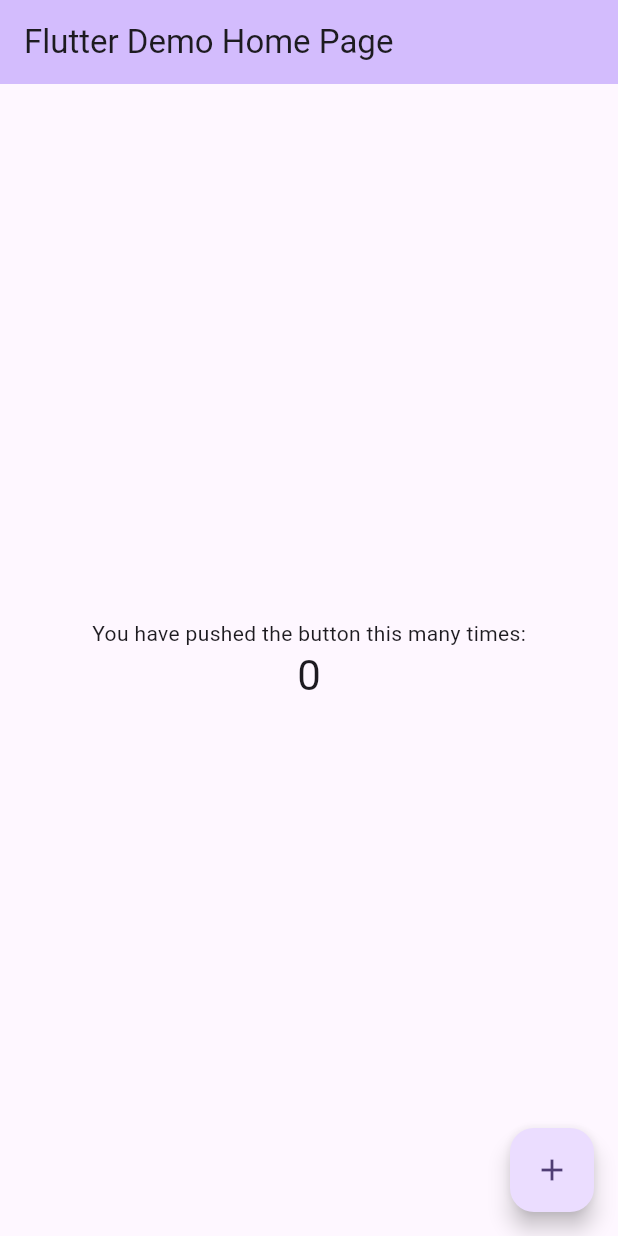
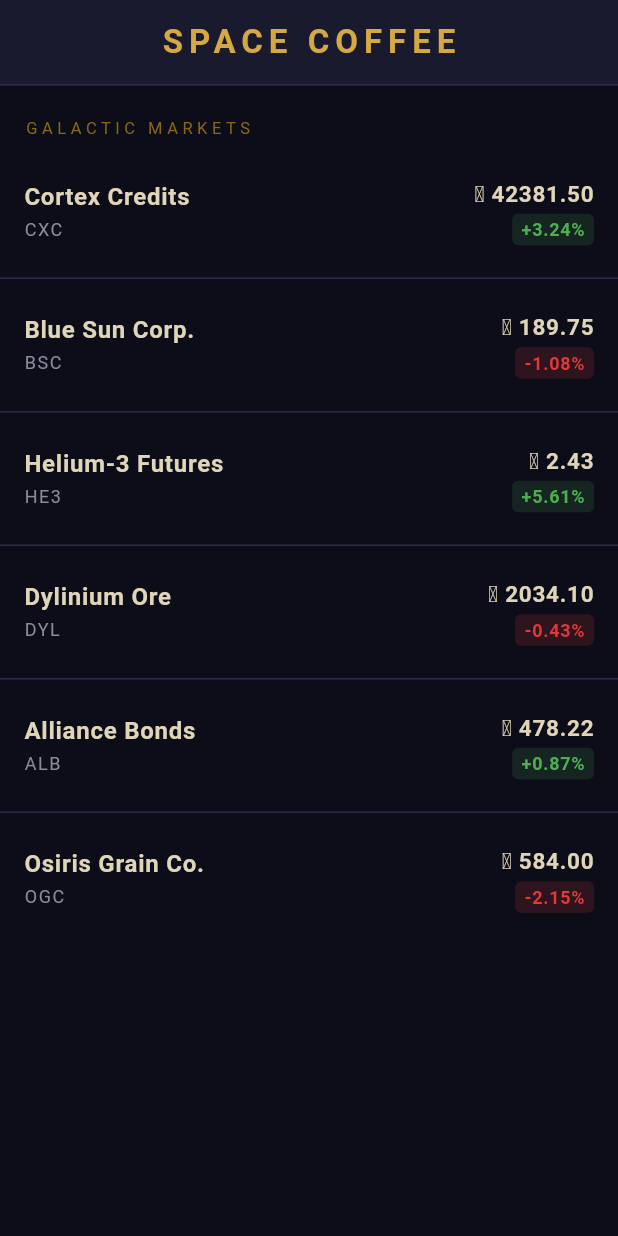
Before and after one commit to AesaCC/spacecoffee, a Flutter app: the screen it shows after launch, on a phone screen of 412 x 824 dp. Run offline on Flutter 3.47's test engine with Material 3 defaults, Android fonts, the phone set to English and light mode, and no system bars; our stand-ins replace flutter_riverpod.

Commit message:
feat: Stage 1 foundation — portfolio UI, wiki, and project structure
- Add flutter_riverpod, fl_chart, http packages
- Set up lib/ folder structure (screens, models, providers, services, widgets)
- Replace counter app with SpaceCoffee shell (dark space western theme)
- Add portfolio screen with 6 space-themed market assets mapped to real instruments
- Add Asset model and mock data provider
- Add docs/WIKI.md — full game lore bible (currencies, factions, locations, NPCs, enemies)
- Add Import mds/PROJECT.md — original project planning document
- Add designs/ — Pencil design file
- Exclude .claude/ from version control

Co-Authored-By: Claude Sonnet 4.6 <noreply@anthropic.com>

```diff
--- a/lib/main.dart
+++ b/lib/main.dart
@@ -1,122 +1,32 @@
 import 'package:flutter/material.dart';
+import 'package:flutter_riverpod/flutter_riverpod.dart';
+import 'screens/home_screen.dart';
 
 void main() {
-  runApp(const MyApp());
+  runApp(
+    const ProviderScope(
+      child: SpaceCoffeeApp(),
+    ),
+  );
 }
 
-class MyApp extends StatelessWidget {
-  const MyApp({super.key});
+class SpaceCoffeeApp extends StatelessWidget {
+  const SpaceCoffeeApp({super.key});
 
-  // This widget is the root of your application.
   @override
   Widget build(BuildContext context) {
     return MaterialApp(
-      title: 'Flutter Demo',
-      theme: ThemeData(
-        // This is the theme of your application.
-        //
-        // TRY THIS: Try running your application with "flutter run". You'll see
-        // the application has a purple toolbar. Then, without quitting the app,
-        // try changing the seedColor in the colorScheme below to Colors.green
-        // and then invoke "hot reload" (save your changes or press the "hot
-        // reload" button in a Flutter-supported IDE, or press "r" if you used
-        // the command line to start the app).
-        //
-        // Notice that the counter didn't reset back to zero; the application
-        // state is not lost during the reload. To reset the state, use hot
-        // restart instead.
-        //
-        // This works for code too, not just values: Most code changes can be
-        // tested with just a hot reload.
-        colorScheme: .fromSeed(seedColor: Colors.deepPurple),
+      title: 'Space Coffee',
+      debugShowCheckedModeBanner: false,
+      theme: ThemeData.dark().copyWith(
+        colorScheme: const ColorScheme.dark(
+          primary: Color(0xFFD4A843),    // dusty gold
+          secondary: Color(0xFF8B6914),  // dark amber
+          surface: Color(0xFF1A1A2E),    // deep space navy
+        ),
+        scaffoldBackgroundColor: const Color(0xFF0D0D1A),
       ),
-      home: const MyHomePage(title: 'Flutter Demo Home Page'),
+      home: const HomeScreen(),
     );
   }
 }
-
-class MyHomePage extends StatefulWidget {
-  const MyHomePage({super.key, required this.title});
-
-  // This widget is the home page of your application. It is stateful, meaning
-  // that it has a State object (defined below) that contains fields that affect
-  // how it looks.
-
-  // This class is the configuration for the state. It holds the values (in this
-  // case the title) provided by the parent (in this case the App widget) and
-  // used by the build method of the State. Fields in a Widget subclass are
-  // always marked "final".
-
-  final String title;
-
-  @override
-  State<MyHomePage> createState() => _MyHomePageState();
-}
-
-class _MyHomePageState extends State<MyHomePage> {
-  int _counter = 0;
-
-  void _incrementCounter() {
-    setState(() {
-      // This call to setState tells the Flutter framework that something has
-      // changed in this State, which causes it to rerun the build method below
-      // so that the display can reflect the updated values. If we changed
-      // _counter without calling setState(), then the build method would not be
-      // called again, and so nothing would appear to happen.
-      _counter++;
-    });
-  }
-
-  @override
-  Widget build(BuildContext context) {
-    // This method is rerun every time setState is called, for instance as done
-    // by the _incrementCounter method above.
-    //
-    // The Flutter framework has been optimized to make rerunning build methods
-    // fast, so that you can just rebuild anything that needs updating rather
-    // than having to individually change instances of widgets.
-    return Scaffold(
-      appBar: AppBar(
-        // TRY THIS: Try changing the color here to a specific color (to
-        // Colors.amber, perhaps?) and trigger a hot reload to see the AppBar
-        // change color while the other colors stay the same.
-        backgroundColor: Theme.of(context).colorScheme.inversePrimary,
-        // Here we take the value from the MyHomePage object that was created by
-        // the App.build method, and use it to set our appbar title.
-        title: Text(widget.title),
-      ),
-      body: Center(
-        // Center is a layout widget. It takes a single child and positions it
-        // in the middle of the parent.
-        child: Column(
-          // Column is also a layout widget. It takes a list of children and
-          // arranges them vertically. By default, it sizes itself to fit its
-          // children horizontally, and tries to be as tall as its parent.
-          //
-          // Column has various properties to control how it sizes itself and
-          // how it positions its children. Here we use mainAxisAlignment to
-          // center the children vertically; the main axis here is the vertical
-          // axis because Columns are vertical (the cross axis would be
-          // horizontal).
-          //
-          // TRY THIS: Invoke "debug painting" (choose the "Toggle Debug Paint"
-          // action in the IDE, or press "p" in the console), to see the
-          // wireframe for each widget.
-          mainAxisAlignment: .center,
-          children: [
-            const Text('You have pushed the button this many times:'),
-            Text(
-              '$_counter',
-              style: Theme.of(context).textTheme.headlineMedium,
-            ),
-          ],
-        ),
-      ),
-      floatingActionButton: FloatingActionButton(
-        onPressed: _incrementCounter,
-        tooltip: 'Increment',
-        child: const Icon(Icons.add),
-      ),
-    );
-  }
-}
--- /dev/null
+++ b/lib/models/asset.dart
@@ -0,0 +1,15 @@
+class Asset {
+  final String name;           // space fiction name, e.g. "Helium-3"
+  final String ticker;         // short code, e.g. "HE3"
+  final String realTicker;     // real-world ticker for API, e.g. "NG"
+  final double price;          // current price in credits
+  final double changePercent;  // % change today, positive = up, negative = down
+
+  const Asset({
+    required this.name,
+    required this.ticker,
+    required this.realTicker,
+    required this.price,
+    required this.changePercent,
+  });
+}
--- /dev/null
+++ b/lib/providers/portfolio_provider.dart
@@ -0,0 +1,50 @@
+import 'package:flutter_riverpod/flutter_riverpod.dart';
+import '../models/asset.dart';
+
+// Mock data — each space asset maps to a real-world instrument for later
+final portfolioProvider = Provider<List<Asset>>((ref) {
+  return const [
+    Asset(
+      name: 'Cortex Credits',
+      ticker: 'CXC',
+      realTicker: 'BTC',
+      price: 42381.50,
+      changePercent: 3.24,
+    ),
+    Asset(
+      name: 'Blue Sun Corp.',
+      ticker: 'BSC',
+      realTicker: 'AAPL',
+      price: 189.75,
+      changePercent: -1.08,
+    ),
+    Asset(
+      name: 'Helium-3 Futures',
+      ticker: 'HE3',
+      realTicker: 'NG',
+      price: 2.43,
+      changePercent: 5.61,
+    ),
+    Asset(
+      name: 'Dylinium Ore',
+      ticker: 'DYL',
+      realTicker: 'GC',
+      price: 2034.10,
+      changePercent: -0.43,
+    ),
+    Asset(
+      name: 'Alliance Bonds',
+      ticker: 'ALB',
+      realTicker: 'SPY',
+      price: 478.22,
+      changePercent: 0.87,
+    ),
+    Asset(
+      name: 'Osiris Grain Co.',
+      ticker: 'OGC',
+      realTicker: 'ZW',
+      price: 584.00,
+      changePercent: -2.15,
+    ),
+  ];
+});
--- /dev/null
+++ b/lib/screens/home_screen.dart
@@ -0,0 +1,11 @@
+import 'package:flutter/material.dart';
+import 'portfolio_screen.dart';
+
+class HomeScreen extends StatelessWidget {
+  const HomeScreen({super.key});
+
+  @override
+  Widget build(BuildContext context) {
+    return const PortfolioScreen();
+  }
+}
--- /dev/null
+++ b/lib/screens/portfolio_screen.dart
@@ -0,0 +1,121 @@
+import 'package:flutter/material.dart';
+import 'package:flutter_riverpod/flutter_riverpod.dart';
+import '../models/asset.dart';
+import '../providers/portfolio_provider.dart';
+
+class PortfolioScreen extends ConsumerWidget {
+  const PortfolioScreen({super.key});
+
+  @override
+  Widget build(BuildContext context, WidgetRef ref) {
+    final assets = ref.watch(portfolioProvider);
+
+    return Scaffold(
+      appBar: AppBar(
+        backgroundColor: const Color(0xFF1A1A2E),
+        title: const Text(
+          'SPACE COFFEE',
+          style: TextStyle(
+            color: Color(0xFFD4A843),
+            letterSpacing: 4,
+            fontWeight: FontWeight.bold,
+          ),
+        ),
+        centerTitle: true,
+        bottom: PreferredSize(
+          preferredSize: const Size.fromHeight(1),
+          child: Container(color: const Color(0xFF2A2A4A), height: 1),
+        ),
+      ),
+      body: Column(
+        crossAxisAlignment: CrossAxisAlignment.start,
+        children: [
+          const Padding(
+            padding: EdgeInsets.fromLTRB(16, 20, 16, 4),
+            child: Text(
+              'GALACTIC MARKETS',
+              style: TextStyle(
+                color: Color(0xFF8B6914),
+                fontSize: 11,
+                letterSpacing: 3,
+              ),
+            ),
+          ),
+          Expanded(
+            child: ListView.separated(
+              itemCount: assets.length,
+              separatorBuilder: (context, index) => const Divider(
+                color: Color(0xFF2A2A4A),
+                height: 1,
+              ),
+              itemBuilder: (context, index) {
+                return AssetTile(asset: assets[index]);
+              },
+            ),
+          ),
+        ],
+      ),
+    );
+  }
+}
+
+class AssetTile extends StatelessWidget {
+  final Asset asset;
+  const AssetTile({super.key, required this.asset});
+
+  @override
+  Widget build(BuildContext context) {
+    final isUp = asset.changePercent >= 0;
+    final changeColor = isUp ? const Color(0xFF4CAF50) : const Color(0xFFE53935);
+    final changePrefix = isUp ? '+' : '';
+
+    return ListTile(
+      contentPadding: const EdgeInsets.symmetric(horizontal: 16, vertical: 8),
+      title: Text(
+        asset.name,
+        style: const TextStyle(
+          color: Color(0xFFE0D5B8),
+          fontWeight: FontWeight.w600,
+        ),
+      ),
+      subtitle: Text(
+        asset.ticker,
+        style: const TextStyle(
+          color: Color(0xFF8B8B9E),
+          fontSize: 12,
+          letterSpacing: 1,
+        ),
+      ),
+      trailing: Column(
+        mainAxisAlignment: MainAxisAlignment.center,
+        crossAxisAlignment: CrossAxisAlignment.end,
+        children: [
+          Text(
+            '₡ ${asset.price.toStringAsFixed(2)}',
+            style: const TextStyle(
+              color: Color(0xFFE0D5B8),
+              fontWeight: FontWeight.bold,
+              fontSize: 15,
+            ),
+          ),
+          const SizedBox(height: 2),
+          Container(
+            padding: const EdgeInsets.symmetric(horizontal: 6, vertical: 2),
+            decoration: BoxDecoration(
+              color: changeColor.withValues(alpha: 0.15),
+              borderRadius: BorderRadius.circular(4),
+            ),
+          child: Text(
+              '$changePrefix${asset.changePercent.toStringAsFixed(2)}%',
+              style: TextStyle(
+                color: changeColor,
+                fontSize: 12,
+                fontWeight: FontWeight.w600,
+              ),
+            ),
+          ),
+        ],
+      ),
+    );
+  }
+}
--- a/pubspec.yaml
+++ b/pubspec.yaml
@@ -31,9 +31,10 @@ dependencies:
   flutter:
     sdk: flutter
 
-  # The following adds the Cupertino Icons font to your application.
-  # Use with the CupertinoIcons class for iOS style icons.
   cupertino_icons: ^1.0.8
+  flutter_riverpod: ^2.6.1
+  fl_chart: ^0.70.2
+  http: ^1.2.2
 
 dev_dependencies:
   flutter_test:
```
Also changed, not shown: pubspec.lock, 4 other files.
